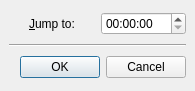
The window that src/timedialog.ui (wilbert2000/wzplayer) describes before a commit, drawn with Qt 5.
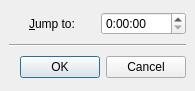
The same window after the commit.

Commit message: The dialog to jump to a specified time allows now to enter the seconds too

What changed in the file:
```diff
--- a/src/timedialog.ui
+++ b/src/timedialog.ui
@@ -49,7 +49,11 @@
       </widget>
      </item>
      <item>
-      <widget class="QTimeEdit" name="time_edit" />
+      <widget class="QTimeEdit" name="time_edit" >
+       <property name="displayFormat" >
+        <string>H:mm:ss</string>
+       </property>
+      </widget>
      </item>
     </layout>
    </item>
```
Left out of the diff: 34 changed lines with no effect on the pictures.
